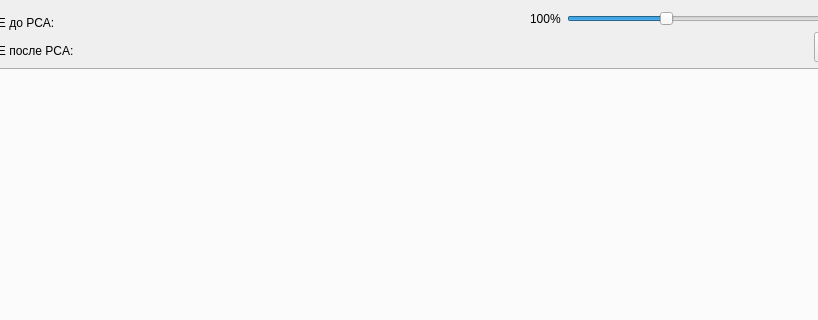
Above: src/gui/chartwidget.ui from Redgrxve/PCA-Learning before the change; both pictures show x 280 to 1098 and y 0 to 320 of the 1271 by 676 pixel window. Below: the same form after it.
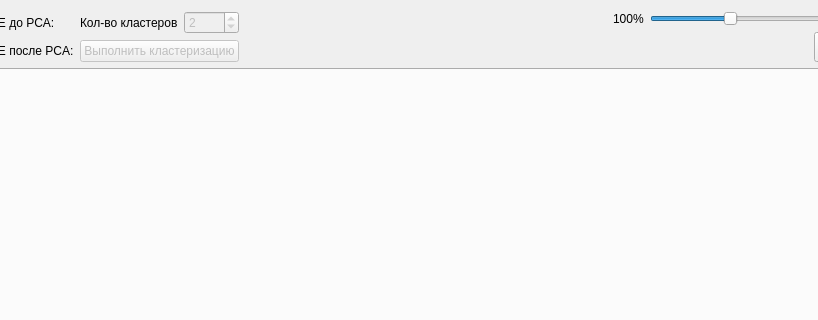
That is the form after the change.

What changed in the file:
```diff
--- a/src/gui/chartwidget.ui
+++ b/src/gui/chartwidget.ui
@@ -100,6 +100,44 @@
        </item>
       </layout>
      </item>
+     <item>
+      <layout class="QVBoxLayout" name="verticalLayout_2">
+       <item>
+        <layout class="QHBoxLayout" name="horizontalLayout_7">
+         <item>
+          <widget class="QLabel" name="label_2">
+           <property name="text">
+            <string>Кол-во кластеров</string>
+           </property>
+          </widget>
+         </item>
+         <item>
+          <widget class="QSpinBox" name="clustersSpinBox">
+           <property name="enabled">
+            <bool>false</bool>
+           </property>
+           <property name="minimum">
+            <number>1</number>
+           </property>
+           <property name="value">
+            <number>2</number>
+           </property>
+          </widget>
+         </item>
+        </layout>
+       </item>
+       <item>
+        <widget class="QPushButton" name="clusterizationButton">
+         <property name="enabled">
+          <bool>false</bool>
+         </property>
+         <property name="text">
+          <string>Выполнить кластеризацию</string>
+         </property>
+        </widget>
+       </item>
+      </layout>
+     </item>
      <item>
       <spacer name="horizontalSpacer">
        <property name="orientation">
```
